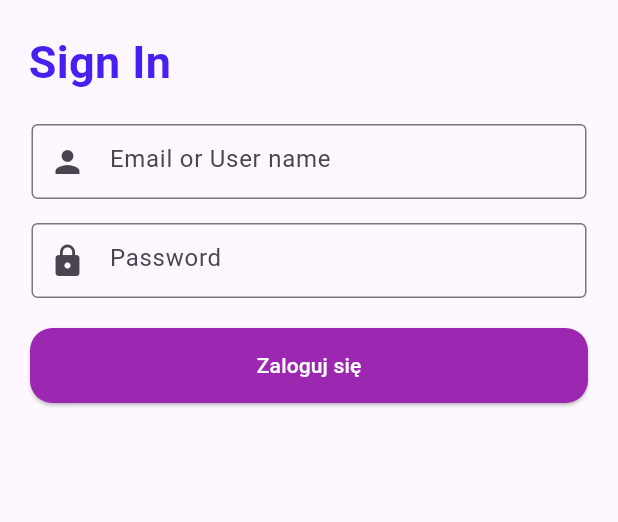
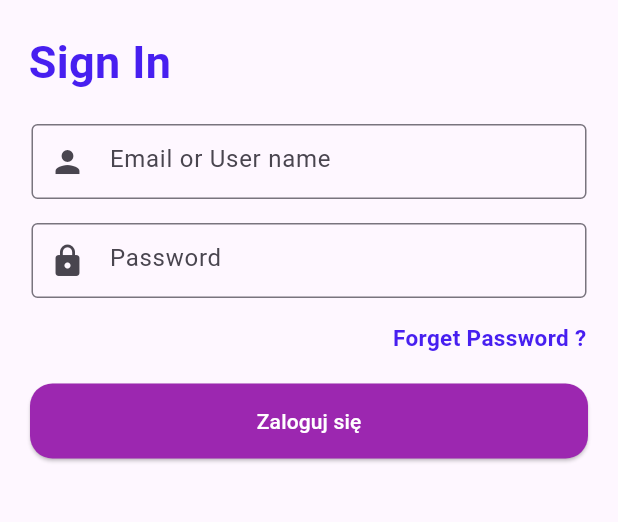
Before and after one commit to dsw55357/flutter, a Flutter app: the screen it shows after launch, on a phone screen of 412 x 824 dp, the part 287-809 px from its top. Run offline on Flutter 3.47's test engine with Material 3 defaults, Android fonts, the phone set to English and light mode, and no system bars.

Commit message:
Forget Password tekst added

```diff
--- a/cba2_55357/lib/view/login/login_view.dart
+++ b/cba2_55357/lib/view/login/login_view.dart
@@ -31,6 +31,7 @@ class LoginView extends StatelessWidget {
                       )),
                 ),
               ),
+
               SizedBox(height: 20), // Odstęp między tekstem a polem tekstowym
               Align(
                 alignment: Alignment.centerLeft,
@@ -58,7 +59,7 @@ class LoginView extends StatelessWidget {
                   child: Padding(
                     padding: const EdgeInsets.symmetric(horizontal: 21.0),
                     child: Container(
-                    width: 390,
+                      //width: 390,
                       height: 50,
                       child: TextField(
                         decoration: InputDecoration(
@@ -71,6 +72,20 @@ class LoginView extends StatelessWidget {
                     ),
                   ),
                   ),
+
+              Align(
+                alignment: Alignment.centerRight,
+                child: Padding(
+                  padding: const EdgeInsets.only(right: 21.0, top: 16),
+                  child: Text('Forget Password ?',
+                      style: TextStyle(
+                        fontSize: 15,
+                        fontWeight: FontWeight.w700,
+                        color: MyColors.purleColor,
+                      )),
+                ),
+              ),
+
               Center(
                 child: Padding(
                   padding: const EdgeInsets.only(left: 20, right: 20, top: 20),
@@ -79,11 +94,14 @@ class LoginView extends StatelessWidget {
                       backgroundColor: Colors.purple, // kolor tła przycisku
                       minimumSize: const Size(390, 50),
                       shape: RoundedRectangleBorder(
-                      borderRadius: BorderRadius.circular(15), // zaokrąglenie na 15px
-                    ),// szerokość i wysokość
+                        borderRadius:
+                            BorderRadius.circular(15), // zaokrąglenie na 15px
+                      ), // szerokość i wysokość
                     ),
-                  child: const Text('Zaloguj się',
-                    style: TextStyle(color: Colors.white), // kolor tekstu na biały),
+                    child: const Text(
+                      'Zaloguj się',
+                      style: TextStyle(
+                          color: Colors.white), // kolor tekstu na biały),
                     ),
                     onPressed: () {
                       // Navigate to second route when tapped.
```
Lines whose indentation alone changed are shown as unchanged.
